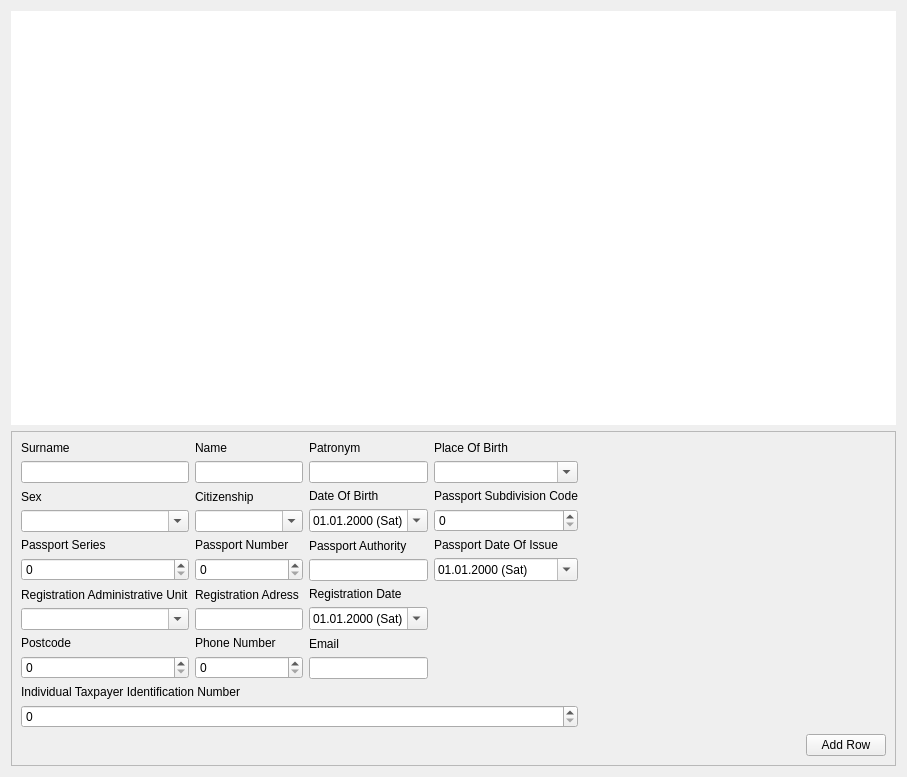
The window that tableviewtabform.ui (sadovskiy/sysman) describes before a commit, drawn with Qt 5.
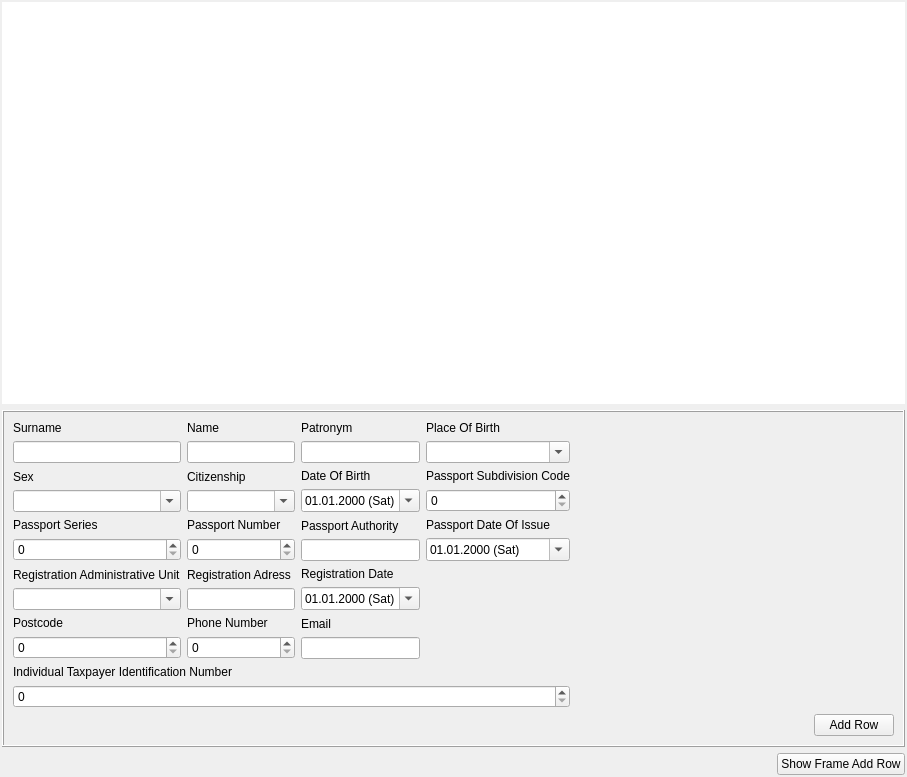
The same window after the commit.

```diff
--- a/tableviewtabform.ui
+++ b/tableviewtabform.ui
@@ -20,7 +20,10 @@
    <string>Form</string>
   </property>
   <layout class="QGridLayout" name="gridLayout_3">
-   <item row="0" column="0">
+   <property name="margin">
+    <number>2</number>
+   </property>
+   <item row="0" column="1">
     <widget class="QTableView" name="tableView">
      <property name="frameShape">
       <enum>QFrame::NoFrame</enum>
@@ -54,14 +57,23 @@
      </property>
     </widget>
    </item>
-   <item row="1" column="0">
+   <item row="1" column="1">
     <widget class="QFrame" name="frameAddRow">
+     <property name="enabled">
+      <bool>true</bool>
+     </property>
      <property name="frameShape">
-      <enum>QFrame::StyledPanel</enum>
+      <enum>QFrame::Box</enum>
      </property>
      <property name="frameShadow">
       <enum>QFrame::Raised</enum>
      </property>
+     <property name="lineWidth">
+      <number>1</number>
+     </property>
+     <property name="midLineWidth">
+      <number>0</number>
+     </property>
      <layout class="QGridLayout" name="gridLayout_2">
       <item row="0" column="0">
        <layout class="QHBoxLayout" name="horizontalLayout">
@@ -440,6 +452,33 @@
      </layout>
     </widget>
    </item>
+   <item row="2" column="1">
+    <layout class="QHBoxLayout" name="horizontalLayout_2">
+     <item>
+      <spacer name="horizontalSpacer_2">
+       <property name="orientation">
+        <enum>Qt::Horizontal</enum>
+       </property>
+       <property name="sizeHint" stdset="0">
+        <size>
+         <width>40</width>
+         <height>20</height>
+        </size>
+       </property>
+      </spacer>
+     </item>
+     <item>
+      <widget class="QPushButton" name="pushButtonShowHideFrameAddRow">
+       <property name="text">
+        <string>Show Frame Add Row</string>
+       </property>
+       <property name="checkable">
+        <bool>true</bool>
+       </property>
+      </widget>
+     </item>
+    </layout>
+   </item>
   </layout>
  </widget>
  <tabstops>
```
